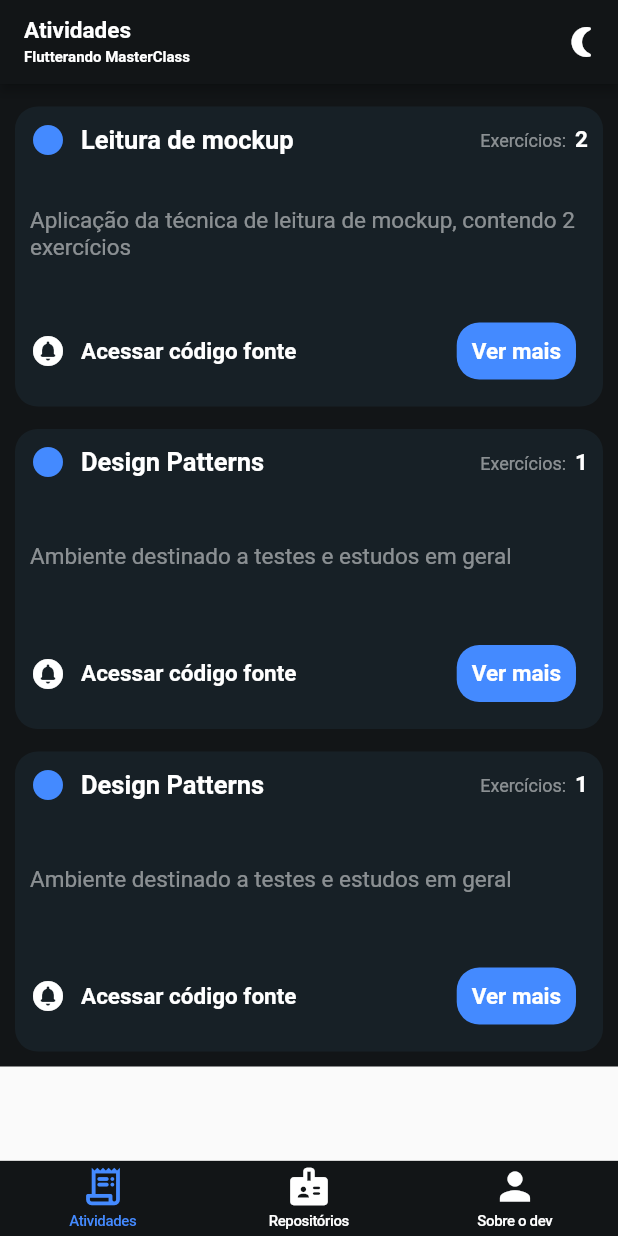
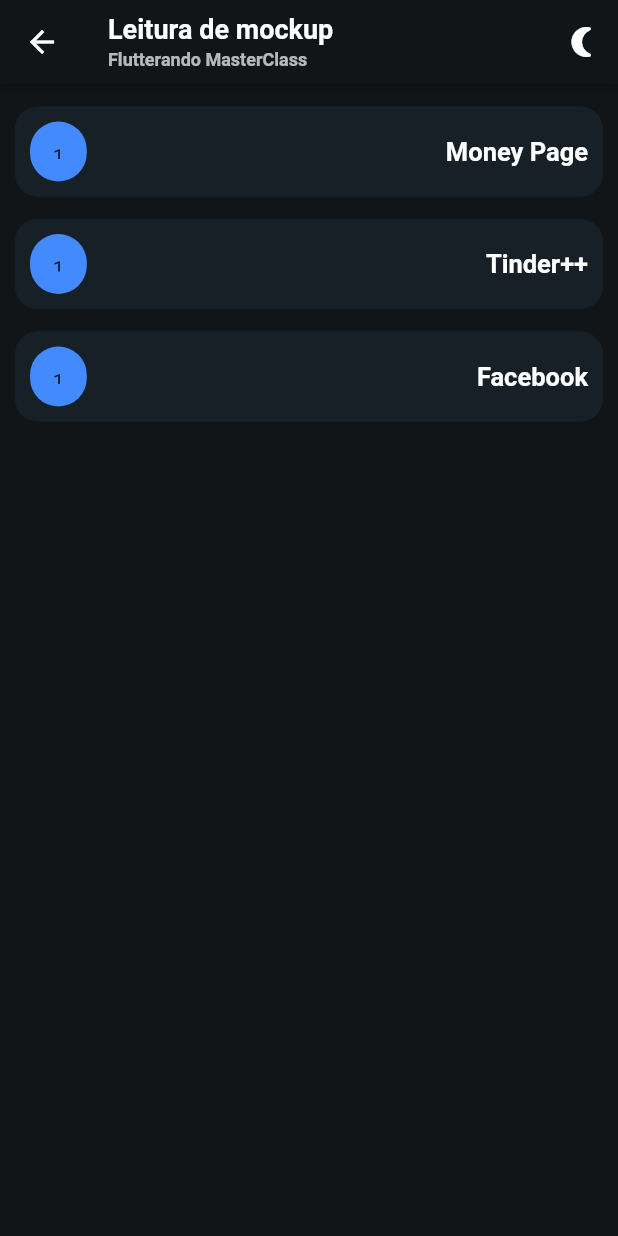
Before and after one commit to eseiji/bsafer, a Flutter app: the screen it shows after launch, after a tap on "Ver mais", on a phone screen of 412 x 824 dp. Run offline on Flutter 3.47's test engine with Material 2 defaults, Android fonts, the light colour scheme and no system bars.

Commit message:
finalizando bottomBar e adicionando tela leituraMockup

```diff
--- a/lib/main.dart
+++ b/lib/main.dart
@@ -1,4 +1,6 @@
 import 'package:bsafer/view/home.view.dart';
+import 'package:bsafer/view/home_test.view.dart';
+import 'package:bsafer/view/mockup_reading.view.dart';
 import 'package:bsafer/view/repositories.view.dart';
 import 'package:flutter/material.dart';
 
@@ -20,10 +22,12 @@
         primarySwatch: Colors.blue,
         visualDensity: VisualDensity.adaptivePlatformDensity,
       ),
-      home: const HomeView(),
+      home: const HomeTest(),
       routes: {
         '/home': (context) => const HomeView(),
-        '/repositories': (context) => RepositoriesView(),
+        '/repositories': (context) => const RepositoriesView(),
+        '/mockup-reading': (context) => const MockupReadingView(),
+        '/home-test': (context) => const HomeTest(),
       },
     );
   }
--- a/lib/view/activities.view.dart
+++ b/lib/view/activities.view.dart
@@ -16,7 +16,7 @@
     return Scaffold(
       appBar: homeAppBar('Atividades'),
       body: const ActivitiesBody(),
-      // bottomNavigationBar: const BottomNavBar(),
+      // bottomNavigationBar: Container(),
     );
   }
 }
--- a/lib/view/components/activities_body.view.dart
+++ b/lib/view/components/activities_body.view.dart
@@ -6,13 +6,15 @@
 
   @override
   Widget build(BuildContext context) {
-    return SingleChildScrollView(
+    return Column(
+      children: [
+        Expanded(
           child: Container(
-        // height: MediaQuery.of(context).size.height,
             padding: EdgeInsets.all(10),
             decoration: const BoxDecoration(
               color: Color(0xff121517),
             ),
+            child: SingleChildScrollView(
               child: Column(
                 mainAxisAlignment: MainAxisAlignment.start,
                 children: [
@@ -27,14 +29,22 @@
                   const HomeCard(
                     title: 'Design Patterns',
                     nExercises: 1,
-              description: 'Ambiente destinado a testes e estudos em geral',
+                    description:
+                        'Ambiente destinado a testes e estudos em geral',
                   ),
                   const SizedBox(height: 15),
                   const HomeCard(
                     title: 'Design Patterns',
                     nExercises: 1,
-              description: 'Ambiente destinado a testes e estudos em geral',
+                    description:
+                        'Ambiente destinado a testes e estudos em geral',
                   ),
+                  // const SizedBox(height: 15),
+                  // const HomeCard(
+                  //   title: 'Design Patterns',
+                  //   nExercises: 1,
+                  //   description: 'Ambiente destinado a testes e estudos em geral',
+                  // ),
                   Row(
                     children: [
                       Expanded(
@@ -47,6 +57,9 @@
                 ],
               ),
             ),
+          ),
+        ),
+      ],
     );
   }
 }
--- a/lib/view/components/app_bar.view.dart
+++ b/lib/view/components/app_bar.view.dart
@@ -11,15 +11,16 @@
         Text(
           title,
           style: const TextStyle(
-            fontSize: 15,
+            fontSize: 18,
             fontWeight: FontWeight.bold,
           ),
         ),
         const SizedBox(height: 3),
-        const Text(
+        Text(
           'Flutterando MasterClass',
           style: TextStyle(
-            fontSize: 10,
+            color: Colors.white.withOpacity(0.7),
+            fontSize: 12,
             fontWeight: FontWeight.bold,
           ),
         ),
--- a/lib/view/components/card.view.dart
+++ b/lib/view/components/card.view.dart
@@ -1,12 +1,13 @@
+import 'package:flutter/cupertino.dart';
 import 'package:flutter/material.dart';
 
 class HomeCard extends StatelessWidget {
-  const HomeCard(
-      {Key? key,
+  const HomeCard({
+    Key? key,
     required this.title,
     required this.nExercises,
-      required this.description})
-      : super(key: key);
+    required this.description,
+  }) : super(key: key);
 
   final String title;
   final int nExercises;
@@ -90,6 +91,15 @@
                   mainAxisAlignment: MainAxisAlignment.spaceBetween,
                   children: [
                     Row(
+                      children: [
+                        TextButton(
+                          onPressed: () => {},
+                          style: ButtonStyle(
+                            padding: MaterialStateProperty.all<EdgeInsets>(
+                              EdgeInsets.zero,
+                            ),
+                          ),
+                          child: Row(
                             children: const [
                               Icon(
                                 Icons.circle_notifications_rounded,
@@ -99,15 +109,24 @@
                               Text(
                                 'Acessar código fonte',
                                 style: TextStyle(
+                                  fontSize: 15,
                                   color: Colors.white,
-                            fontSize: 15,
                                   fontWeight: FontWeight.bold,
                                 ),
                               ),
                             ],
                           ),
+                        ),
+                      ],
+                    ),
                     TextButton(
-                      onPressed: () => {},
+                      onPressed: () =>
+                          Navigator.of(context).pushNamed('/mockup-reading'),
+                      style: ButtonStyle(
+                        padding: MaterialStateProperty.all<EdgeInsets>(
+                          EdgeInsets.zero,
+                        ),
+                      ),
                       child: Container(
                         padding: const EdgeInsets.all(10),
                         decoration: BoxDecoration(
--- /dev/null
+++ b/lib/view/components/mockup_card.view.dart
@@ -0,0 +1,71 @@
+import 'package:flutter/material.dart';
+
+class MockupCard extends StatelessWidget {
+  const MockupCard({Key? key, required this.title}) : super(key: key);
+
+  final String title;
+
+  @override
+  Widget build(BuildContext context) {
+    return Row(
+      mainAxisSize: MainAxisSize.max,
+      children: [
+        Expanded(
+          child: Container(
+            padding: const EdgeInsets.all(10),
+            height: 60,
+            width: 100,
+            decoration: BoxDecoration(
+              color: const Color(0xff172026),
+              borderRadius: BorderRadius.circular(15),
+            ),
+            child: Row(
+              mainAxisAlignment: MainAxisAlignment.spaceBetween,
+              children: [
+                Container(
+                  padding: EdgeInsets.all(15),
+                  decoration: BoxDecoration(
+                      color: Colors.blueAccent,
+                      borderRadius: BorderRadius.circular(100)),
+                  child: Text('1'),
+                ),
+                // const Icon(
+                //   Icons.circle_rounded,
+                //   color: Colors.blueAccent,
+                // ),
+                // RichText(
+                //   // textAlign: TextAlign.center,
+                //   text: TextSpan(
+                //     text: 'Exercícios:  ',
+                //     style: TextStyle(
+                //       color: Colors.white.withOpacity(0.5),
+                //       fontSize: 12,
+                //     ),
+                //     children: const [
+                //       TextSpan(
+                //         text: 'nExercises',
+                //         style: TextStyle(
+                //           color: Colors.white,
+                //           fontSize: 15,
+                //           fontWeight: FontWeight.bold,
+                //         ),
+                //       ),
+                //     ],
+                //   ),
+                // ),
+                Text(
+                  title,
+                  style: const TextStyle(
+                    color: Colors.white,
+                    fontSize: 17,
+                    fontWeight: FontWeight.bold,
+                  ),
+                ),
+              ],
+            ),
+          ),
+        ),
+      ],
+    );
+  }
+}
--- /dev/null
+++ b/lib/view/components/mockup_reading_body.view.dart
@@ -0,0 +1,42 @@
+import 'package:bsafer/view/components/mockup_card.view.dart';
+import 'package:flutter/src/foundation/key.dart';
+import 'package:flutter/src/widgets/framework.dart';
+import 'package:flutter/material.dart';
+
+class MockupReadingBody extends StatefulWidget {
+  const MockupReadingBody({Key? key}) : super(key: key);
+
+  @override
+  State<MockupReadingBody> createState() => _MockupReadingBodyState();
+}
+
+class _MockupReadingBodyState extends State<MockupReadingBody> {
+  @override
+  Widget build(BuildContext context) {
+    return Column(
+      // mainAxisAlignment: MainAxisAlignment.start,
+      children: [
+        Expanded(
+          child: Container(
+            padding: EdgeInsets.all(10),
+            decoration: const BoxDecoration(
+              color: Color(0xff121517),
+            ),
+            child: SingleChildScrollView(
+              child: Column(
+                children: const [
+                  SizedBox(height: 5),
+                  MockupCard(title: 'Money Page'),
+                  SizedBox(height: 15),
+                  MockupCard(title: 'Tinder++'),
+                  SizedBox(height: 15),
+                  MockupCard(title: 'Facebook'),
+                ],
+              ),
+            ),
+          ),
+        ),
+      ],
+    );
+  }
+}
--- a/lib/view/home.view.dart
+++ b/lib/view/home.view.dart
@@ -1,5 +1,6 @@
 import 'package:bsafer/view/activities.view.dart';
-import 'package:bsafer/view/components/app_bar.view.dart';
+// import 'package:bsafer/view/components/app_bar.view.dart';
+import 'package:bsafer/view/mockup_reading.view.dart';
 // import 'package:bsafer/view/components/bottom_nav_bar.view.dart';
 // import 'package:bsafer/view/components/bottom_nav_bar.view2.dart';
 import 'package:bsafer/view/repositories.view.dart';
@@ -17,7 +18,7 @@
   List<Widget> data = [
     const ActivitiesView(),
     const RepositoriesView(),
-    const RepositoriesView(),
+    const MockupReadingView(),
   ];
   @override
   Widget build(BuildContext context) {
@@ -46,6 +47,7 @@
         tabBuilder: (context, index) {
           return CupertinoTabView(
             builder: (context) {
+              print('passou');
               return data[index];
             },
           );
--- /dev/null
+++ b/lib/view/home_test.view.dart
@@ -0,0 +1,93 @@
+import 'package:bsafer/view/activities.view.dart';
+import 'package:bsafer/view/repositories.view.dart';
+import 'package:flutter/src/foundation/key.dart';
+import 'package:flutter/src/widgets/framework.dart';
+import 'package:flutter/material.dart';
+
+class HomeTest extends StatefulWidget {
+  const HomeTest({Key? key}) : super(key: key);
+
+  @override
+  State<HomeTest> createState() => _HomeTestState();
+}
+
+class _HomeTestState extends State<HomeTest> {
+  int _currentPage = 0;
+  late PageController _pageController;
+
+  // void _onItemSelected(int index) {
+  //   // print(index);
+  //   setState(() {
+  //     _selectedIndex = index;
+  //   });
+  //   if (index == 1) {
+  //     Navigator.of(context).pushNamed('/repositories');
+  //   }
+  // }
+
+  @override
+  void initState() {
+    super.initState();
+    _pageController = PageController(initialPage: _currentPage);
+  }
+
+  _setCurrentPage(page) {
+    setState(() {
+      _currentPage = page;
+    });
+  }
+
+  @override
+  Widget build(BuildContext context) {
+    return Scaffold(
+      body: PageView(
+        controller: _pageController,
+        children: const [
+          ActivitiesView(),
+          RepositoriesView(),
+        ],
+        onPageChanged: _setCurrentPage,
+      ),
+      bottomNavigationBar: Container(
+        decoration: const BoxDecoration(
+          color: Color(0xff121517),
+        ),
+        child: BottomNavigationBar(
+          onTap: (page) {
+            _pageController.animateToPage(
+              page,
+              duration: const Duration(milliseconds: 500),
+              curve: Curves.ease,
+            );
+          },
+          currentIndex: _currentPage,
+          backgroundColor: Colors.transparent,
+          selectedItemColor: Colors.blueAccent,
+          unselectedItemColor: Colors.white,
+          selectedLabelStyle: const TextStyle(
+            color: Colors.blueAccent,
+            fontWeight: FontWeight.bold,
+          ),
+          unselectedLabelStyle: const TextStyle(
+            color: Colors.white,
+            fontWeight: FontWeight.normal,
+          ),
+          items: const [
+            BottomNavigationBarItem(
+              icon: Icon(Icons.receipt_long_rounded),
+              label: 'Atividades',
+            ),
+            BottomNavigationBarItem(
+              icon: Icon(Icons.badge_rounded),
+              label: 'Repositórios',
+            ),
+            BottomNavigationBarItem(
+              icon: Icon(Icons.person),
+              label: 'Sobre o dev',
+            ),
+          ],
+        ),
+      ),
+    );
+  }
+}
--- /dev/null
+++ b/lib/view/mockup_reading.view.dart
@@ -0,0 +1,22 @@
+// import 'package:flutter/src/foundation/key.dart';
+// import 'package:flutter/src/widgets/framework.dart';
+import 'package:bsafer/view/components/app_bar.view.dart';
+import 'package:bsafer/view/components/mockup_reading_body.view.dart';
+import 'package:flutter/material.dart';
+
+class MockupReadingView extends StatefulWidget {
+  const MockupReadingView({Key? key}) : super(key: key);
+
+  @override
+  State<MockupReadingView> createState() => _MockupReadingViewState();
+}
+
+class _MockupReadingViewState extends State<MockupReadingView> {
+  @override
+  Widget build(BuildContext context) {
+    return Scaffold(
+      appBar: homeAppBar('Leitura de mockup'),
+      body: const MockupReadingBody(),
+    );
+  }
+}
```
Also changed, not shown: pubspec.lock, 1 other file. Lines whose indentation alone changed are shown as unchanged.
